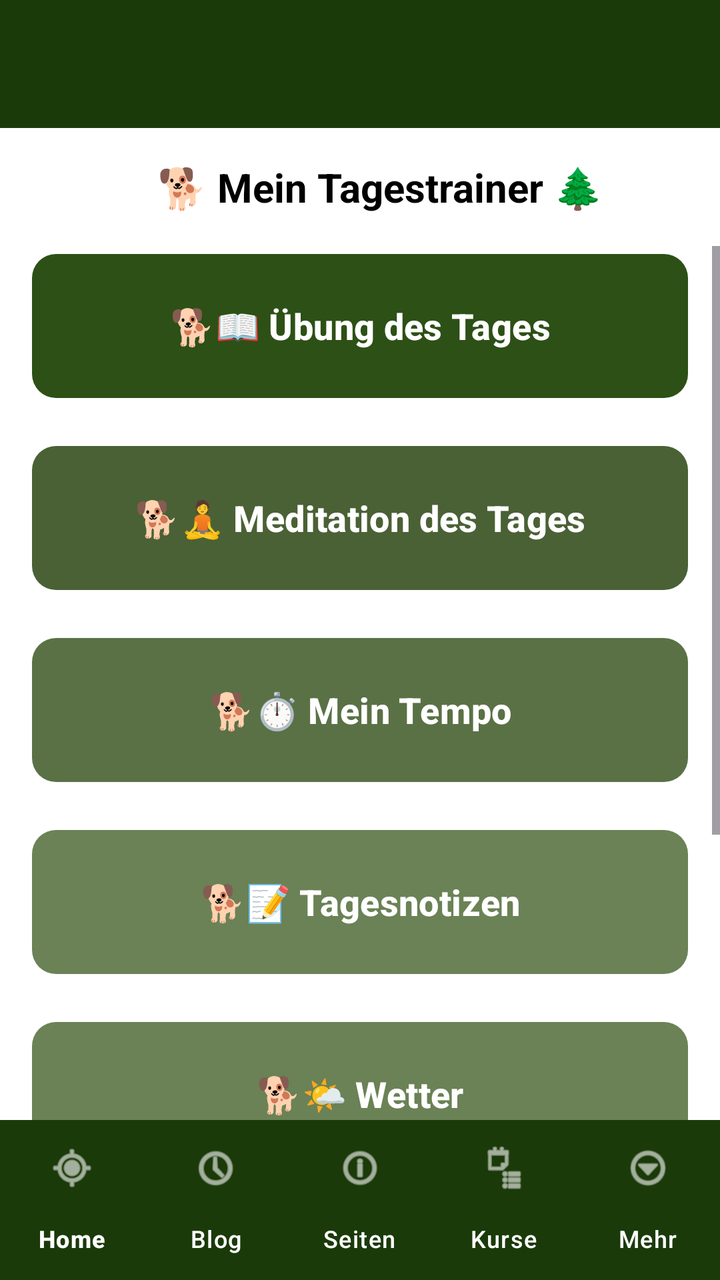
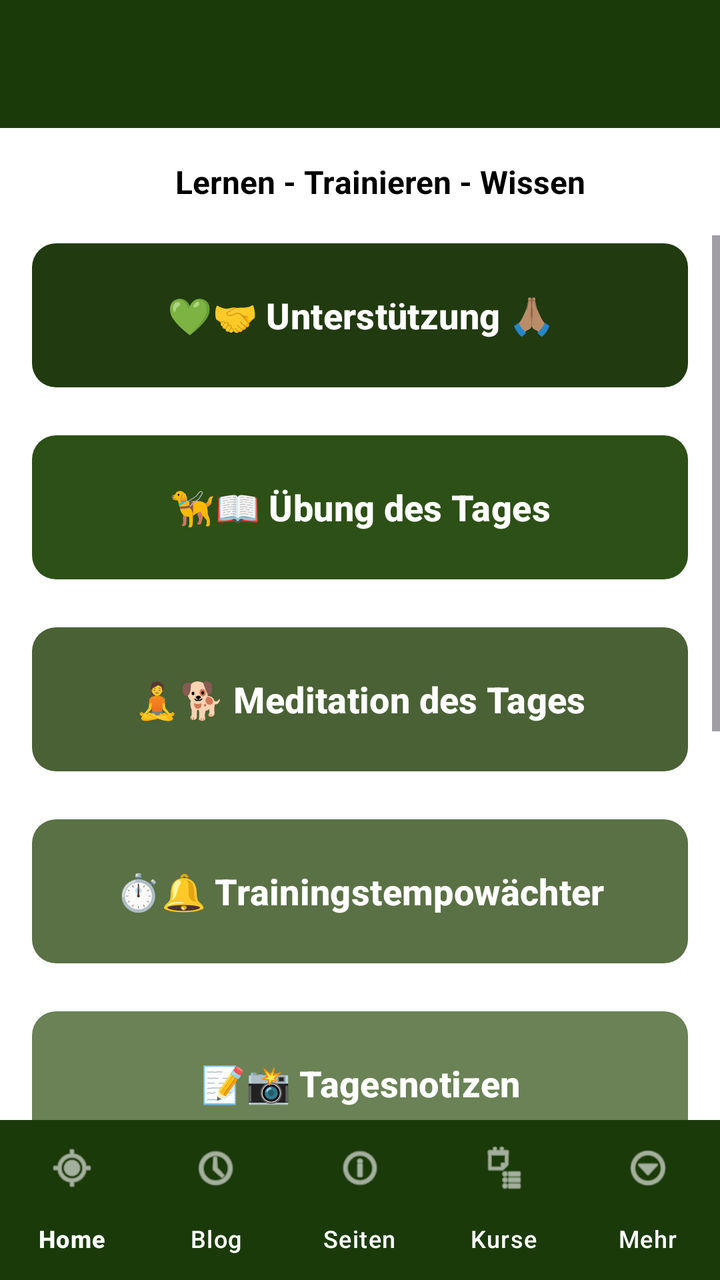

Two renders of the same Android screen: before a commit and after it. Below are the layout's source before the change and the commit's diff.
<!-- AndroidManifest.xml: activity theme Theme.HundeWildnis -->
<!-- res/layout/activity_start.xml -->
<?xml version="1.0" encoding="utf-8"?>
<androidx.coordinatorlayout.widget.CoordinatorLayout
    xmlns:android="http://schemas.android.com/apk/res/android"
    xmlns:app="http://schemas.android.com/apk/res-auto"
    android:layout_width="match_parent"
    android:layout_height="match_parent"
    android:fitsSystemWindows="false">

    <com.google.android.material.appbar.AppBarLayout
        android:layout_width="match_parent"
        android:layout_height="wrap_content"
        android:fitsSystemWindows="true">

        <androidx.appcompat.widget.Toolbar
            android:id="@+id/toolbar"
            android:layout_width="match_parent"
            android:layout_height="?attr/actionBarSize"
            android:background="#1B3A0A"
            app:titleTextColor="#FFFFFF" />
    </com.google.android.material.appbar.AppBarLayout>

    
    <LinearLayout
        android:layout_width="match_parent"
        android:layout_height="match_parent"
        android:orientation="vertical"
        app:layout_behavior="@string/appbar_scrolling_view_behavior">

        
        <TextView
            android:layout_width="match_parent"
            android:layout_height="wrap_content"
            android:text="    🐕 Mein Tagestrainer 🌲"
            android:textSize="20sp"
            android:textStyle="bold"
            android:textAlignment="center"
            android:paddingTop="16dp"
            android:paddingBottom="16dp"
            android:textColor="?android:attr/textColorPrimary" />

        
        <androidx.core.widget.NestedScrollView
            android:id="@+id/scrollViewContent"
            android:layout_width="match_parent"
            android:layout_height="0dp"
            android:layout_weight="1"
            android:fillViewport="false"
            android:clipToPadding="false"
            android:scrollbars="vertical">

            <LinearLayout
                android:layout_width="match_parent"
                android:layout_height="wrap_content"
                android:orientation="vertical"
                android:paddingStart="16dp"
                android:paddingEnd="16dp"
                android:paddingTop="0dp"
                android:paddingBottom="140dp">

                
                <com.google.android.material.button.MaterialButton
                    android:id="@+id/btnDailyExercise"
                    android:layout_width="match_parent"
                    android:layout_height="80dp"
                    android:text="🐕📖 Übung des Tages"
                    android:textSize="18sp"
                    android:textStyle="bold"
                    app:cornerRadius="12dp"
                    app:backgroundTint="#2d5016"
                    android:textColor="#FFFFFF"
                    android:layout_marginBottom="16dp"
                    app:iconGravity="start" />

                
                <com.google.android.material.button.MaterialButton
                    android:id="@+id/btnDailyMeditation"
                    android:layout_width="match_parent"
                    android:layout_height="80dp"
                    android:text="🐕🧘 Meditation des Tages"
                    android:textSize="18sp"
                    android:textStyle="bold"
                    app:cornerRadius="12dp"
                    app:backgroundTint="#4a6135"
                    android:textColor="#FFFFFF"
                    android:layout_marginBottom="16dp"
                    app:iconGravity="start" />

                
                <com.google.android.material.button.MaterialButton
                    android:id="@+id/btnWalkingSpeed"
                    android:layout_width="match_parent"
                    android:layout_height="80dp"
                    android:text="🐕⏱️ Mein Tempo"
                    android:textSize="18sp"
                    android:textStyle="bold"
                    app:cornerRadius="12dp"
                    app:backgroundTint="#5a7145"
                    android:textColor="#FFFFFF"
                    android:layout_marginBottom="16dp"
                    app:iconGravity="start" />

                
                <com.google.android.material.button.MaterialButton
                    android:id="@+id/btnDailyNotes"
                    android:layout_width="match_parent"
                    android:layout_height="80dp"
                    android:text="🐕📝 Tagesnotizen"
                    android:textSize="18sp"
                    android:textStyle="bold"
                    app:cornerRadius="12dp"
                    app:backgroundTint="#6a8255"
                    android:textColor="#FFFFFF"
                    android:layout_marginBottom="16dp" />

                
                <com.google.android.material.button.MaterialButton
                    android:id="@+id/btnWeather"
                    android:layout_width="match_parent"
                    android:layout_height="80dp"
                    android:text="🐕🌤️ Wetter"
                    android:textSize="18sp"
                    android:textStyle="bold"
                    app:cornerRadius="12dp"
                    app:backgroundTint="#6a8255"
                    android:textColor="#FFFFFF"
                    android:layout_marginBottom="16dp" />

                
                <com.google.android.material.button.MaterialButton
                    android:id="@+id/btnLocation"
                    android:layout_width="match_parent"
                    android:layout_height="80dp"
                    android:text="🐕📍 Standort"
                    android:textSize="18sp"
                    android:textStyle="bold"
                    app:cornerRadius="12dp"
                    app:backgroundTint="#5a7145"
                    android:textColor="#FFFFFF"
                    android:layout_marginBottom="16dp" />

                
                <com.google.android.material.button.MaterialButton
                    android:id="@+id/btnCompass"
                    android:layout_width="match_parent"
                    android:layout_height="80dp"
                    android:text="🐕🧭 Kompass"
                    android:textSize="18sp"
                    android:textStyle="bold"
                    app:cornerRadius="12dp"
                    app:backgroundTint="#4a6135"
                    android:textColor="#FFFFFF"
                    android:layout_marginBottom="16dp" />

                
                <com.google.android.material.button.MaterialButton
                    android:id="@+id/btnAltimeter"
                    android:layout_width="match_parent"
                    android:layout_height="80dp"
                    android:text="🐕⛰️ Höhenmesser"
                    android:textSize="18sp"
                    android:textStyle="bold"
                    app:cornerRadius="12dp"
                    app:backgroundTint="#2d5016"
                    android:textColor="#FFFFFF"
                    android:layout_marginBottom="16dp" />

            </LinearLayout>
        </androidx.core.widget.NestedScrollView>

    </LinearLayout>

    
    <com.google.android.material.bottomnavigation.BottomNavigationView
        android:id="@+id/bottomNavigation"
        android:layout_width="match_parent"
        android:layout_height="wrap_content"
        android:layout_gravity="bottom"
        app:backgroundTint="#1B3A0A"
        app:itemIconTint="@android:color/white"
        app:itemTextColor="@android:color/white"
        app:labelVisibilityMode="labeled"
        app:menu="@menu/menu_bottom_navigation"
        app:elevation="8dp" />

</androidx.coordinatorlayout.widget.CoordinatorLayout>
<!-- resources referenced by this layout -->
<resources>
  <style name="Theme.HundeWildnis" parent="Base.Theme.HundeWildnis" />
  <style name="Base.Theme.HundeWildnis" parent="Theme.Material3.Light.NoActionBar">
          <item name="colorPrimary">#2d5016</item>
          <item name="colorPrimaryVariant">#1a3009</item>
          <item name="colorOnPrimary">#FFFFFF</item>
          <item name="colorSecondary">#6b8e4e</item>
          <item name="colorSecondaryVariant">#4a6135</item>
          <item name="colorOnSecondary">#000000</item>
          <item name="android:statusBarColor">?attr/colorPrimaryVariant</item>
  
          <item name="android:navigationBarColor">@android:color/transparent</item>
          <item name="android:windowLightStatusBar">true</item>
          <item name="android:windowLightNavigationBar">true</item>
          <item name="android:enforceNavigationBarContrast" tools:targetApi="q">false</item>
          <item name="android:enforceStatusBarContrast" tools:targetApi="q">false</item>
  
          
          <item name="colorAccent">#2d5016</item>
          <item name="android:textColorPrimary">#000000</item>
  
          
          <item name="materialAlertDialogTheme">@style/AlertDialogTheme</item>
  
          
          <item name="actionMenuTextColor">#FFFFFF</item>
  
          
          <item name="android:windowBackground">#FFFFFF</item>
          <item name="android:colorBackground">#FFFFFF</item>
      </style>
  <style name="AlertDialogTheme" parent="ThemeOverlay.Material3.MaterialAlertDialog">
          
          <item name="colorSurface">#FFFFFF</item>
  
          
          <item name="colorOnSurface">#000000</item>
          <item name="android:textColorPrimary">#000000</item>
  
          
          <item name="buttonBarPositiveButtonStyle">@style/DialogButtonStyle.Light</item>
          <item name="buttonBarNegativeButtonStyle">@style/DialogButtonStyle.Light</item>
          <item name="buttonBarNeutralButtonStyle">@style/DialogButtonStyle.Light</item>
      </style>
  <style name="DialogButtonStyle.Light" parent="Widget.Material3.Button.TextButton.Dialog">
          
          <item name="android:textColor">#2d5016</item>
  
          
          <item name="backgroundTint">@android:color/transparent</item>
  
          
          <item name="rippleColor">#332d5016</item>
      </style>
</resources>

<!-- the commit's change to res/layout/activity_start.xml (unified diff, before → after) -->
@@ -30,8 +30,8 @@
         <TextView
             android:layout_width="match_parent"
             android:layout_height="wrap_content"
-            android:text="    🐕 Mein Tagestrainer 🌲"
-            android:textSize="20sp"
+            android:text="     Lernen - Trainieren - Wissen"
+            android:textSize="16sp"
             android:textStyle="bold"
             android:textAlignment="center"
             android:paddingTop="16dp"
@@ -59,10 +59,24 @@
 
                 
                 <com.google.android.material.button.MaterialButton
+                    android:id="@+id/btnSupport"
+                    android:layout_width="match_parent"
+                    android:layout_height="80dp"
+                    android:text="💚🤝 Unterstützung 🙏🏽"
+                    android:textSize="18sp"
+                    android:textStyle="bold"
+                    app:cornerRadius="12dp"
+                    app:backgroundTint="#213A10"
+                    android:textColor="#FFFFFF"
+                    android:layout_marginBottom="16dp"
+                    app:iconGravity="start" />
+
+                
+                <com.google.android.material.button.MaterialButton
                     android:id="@+id/btnDailyExercise"
                     android:layout_width="match_parent"
                     android:layout_height="80dp"
-                    android:text="🐕📖 Übung des Tages"
+                    android:text="🦮📖 Übung des Tages"
                     android:textSize="18sp"
                     android:textStyle="bold"
                     app:cornerRadius="12dp"
@@ -76,7 +90,7 @@
                     android:id="@+id/btnDailyMeditation"
                     android:layout_width="match_parent"
                     android:layout_height="80dp"
-                    android:text="🐕🧘 Meditation des Tages"
+                    android:text="🧘🐕 Meditation des Tages"
                     android:textSize="18sp"
                     android:textStyle="bold"
                     app:cornerRadius="12dp"
@@ -90,7 +104,7 @@
                     android:id="@+id/btnWalkingSpeed"
                     android:layout_width="match_parent"
                     android:layout_height="80dp"
-                    android:text="🐕⏱️ Mein Tempo"
+                    android:text="⏱️🔔 Trainingstempowächter"
                     android:textSize="18sp"
                     android:textStyle="bold"
                     app:cornerRadius="12dp"
@@ -104,7 +118,7 @@
                     android:id="@+id/btnDailyNotes"
                     android:layout_width="match_parent"
                     android:layout_height="80dp"
-                    android:text="🐕📝 Tagesnotizen"
+                    android:text="📝📸 Tagesnotizen"
                     android:textSize="18sp"
                     android:textStyle="bold"
                     app:cornerRadius="12dp"
@@ -117,7 +131,7 @@
                     android:id="@+id/btnWeather"
                     android:layout_width="match_parent"
                     android:layout_height="80dp"
-                    android:text="🐕🌤️ Wetter"
+                    android:text="🌦📍 Wetter am Standort"
                     android:textSize="18sp"
                     android:textStyle="bold"
                     app:cornerRadius="12dp"
@@ -130,7 +144,7 @@
                     android:id="@+id/btnLocation"
                     android:layout_width="match_parent"
                     android:layout_height="80dp"
-                    android:text="🐕📍 Standort"
+                    android:text="🗺🛰 Standort und Navigation"
                     android:textSize="18sp"
                     android:textStyle="bold"
                     app:cornerRadius="12dp"
@@ -143,7 +157,7 @@
                     android:id="@+id/btnCompass"
                     android:layout_width="match_parent"
                     android:layout_height="80dp"
-                    android:text="🐕🧭 Kompass"
+                    android:text="🧭🌐 Kompass"
                     android:textSize="18sp"
                     android:textStyle="bold"
                     app:cornerRadius="12dp"
@@ -156,11 +170,24 @@
                     android:id="@+id/btnAltimeter"
                     android:layout_width="match_parent"
                     android:layout_height="80dp"
-                    android:text="🐕⛰️ Höhenmesser"
+                    android:text="⛰️〽️ Höhenmesser"
                     android:textSize="18sp"
                     android:textStyle="bold"
                     app:cornerRadius="12dp"
                     app:backgroundTint="#2d5016"
+                    android:textColor="#FFFFFF"
+                    android:layout_marginBottom="16dp" />
+
+                
+                <com.google.android.material.button.MaterialButton
+                    android:id="@+id/btnDogProfiles"
+                    android:layout_width="match_parent"
+                    android:layout_height="80dp"
+                    android:text="🦮 Stammdaten"
+                    android:textSize="18sp"
+                    android:textStyle="bold"
+                    app:cornerRadius="12dp"
+                    app:backgroundTint="#4a6135"
                     android:textColor="#FFFFFF"
                     android:layout_marginBottom="16dp" />
 
